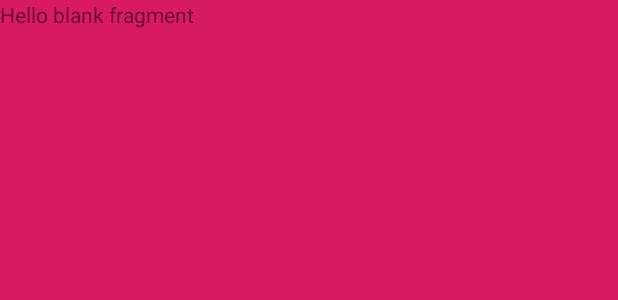
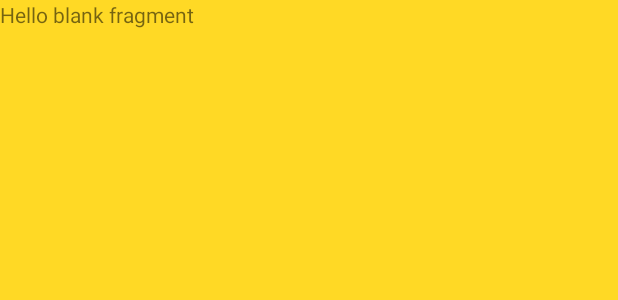
Before and after one commit to alexeyKvitko/sffStat, an Android app: the layout fragment_menu.xml on its own in the app's theme, with its tools: preview values and no code run, on a phone screen of 412 x 824 dp. Shown: the top 300 px of the screen. Run offline under Robolectric (Android 15) with nearby library versions, the phone set to English and light mode, and no system bars.

Commit message:
Second common commit

```diff
--- a/app/src/main/AndroidManifest.xml
+++ b/app/src/main/AndroidManifest.xml
@@ -9,7 +9,7 @@
         android:label="@string/app_name"
         android:roundIcon="@mipmap/ic_launcher_round"
         android:supportsRtl="true"
-        android:theme="@style/AppTheme">
+        android:theme="@style/AppTheme.FullScreen">>
         <activity android:name=".activity.MainActivity">
             <intent-filter>
                 <action android:name="android.intent.action.MAIN" />
--- a/app/src/main/res/layout/activity_main.xml
+++ b/app/src/main/res/layout/activity_main.xml
@@ -4,6 +4,7 @@
     xmlns:tools="http://schemas.android.com/tools"
     android:layout_width="match_parent"
     android:layout_height="match_parent"
+    android:fitsSystemWindows="true"
     tools:context=".activity.MainActivity">
 
     <RelativeLayout
--- a/app/src/main/res/layout/fragment_menu.xml
+++ b/app/src/main/res/layout/fragment_menu.xml
@@ -3,7 +3,7 @@
     xmlns:tools="http://schemas.android.com/tools"
     android:layout_width="match_parent"
     android:layout_height="match_parent"
-    android:background="@color/colorAccent"
+    android:background="@color/backgroundColor"
 
     tools:context=".fragment.MenuFragment">
 
--- a/app/src/main/res/values/styles.xml
+++ b/app/src/main/res/values/styles.xml
@@ -1,11 +1,24 @@
-<resources>
+<resources xmlns:tools="http://schemas.android.com/tools"
+    xmlns:app="http://schemas.android.com/apk/res-auto">
 
     <!-- Base application theme. -->
-    <style name="AppTheme" parent="Theme.AppCompat.Light.DarkActionBar">
+    <style name="AppTheme" parent="Theme.AppCompat.Light.NoActionBar">
         <!-- Customize your theme here. -->
         <item name="colorPrimary">@color/colorPrimary</item>
         <item name="colorPrimaryDark">@color/colorPrimaryDark</item>
         <item name="colorAccent">@color/colorAccent</item>
     </style>
 
+    <style name="AppTheme.FullScreen" parent="@style/Theme.AppCompat.Light.NoActionBar">
+        <item name="android:windowNoTitle">true</item>
+        <item name="android:windowActionBar">false</item>
+        <item name="android:windowFullscreen">false</item>
+        <item name="android:windowContentOverlay">@null</item>
+        <item name="android:statusBarColor">@android:color/transparent</item>
+        <item name="android:windowTranslucentStatus">false</item>
+        <item name="android:windowLightStatusBar" tools:targetApi="m">true</item>
+        <item name="android:windowTranslucentNavigation">true</item>
+        <item name="android:windowAnimationStyle">@null</item>
+    </style>
+
 </resources>
```
Also changed, not shown: app/src/main/java/ru/sff/statistic/activity/MainActivity.java (+6 -1 lines), 1 other file.
